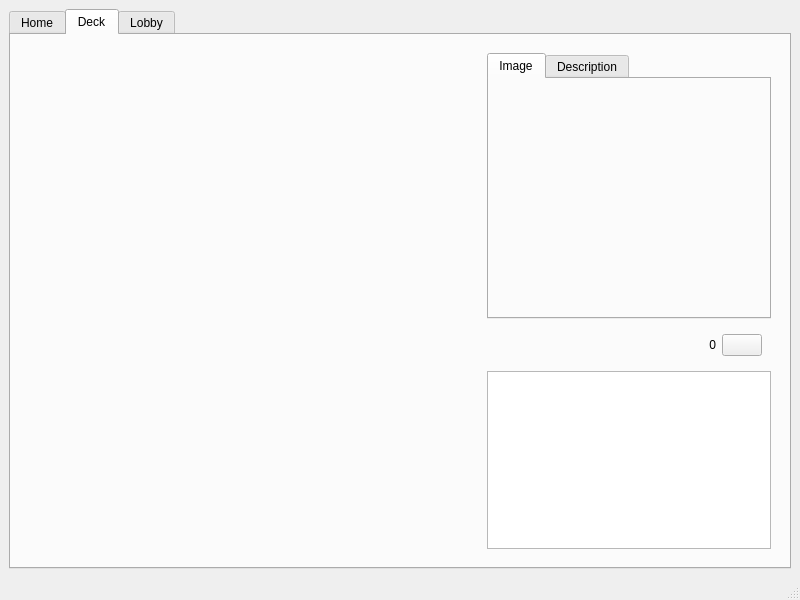
Qt form mainwindow.ui (MoatazHellal/Landspire) before a commit.
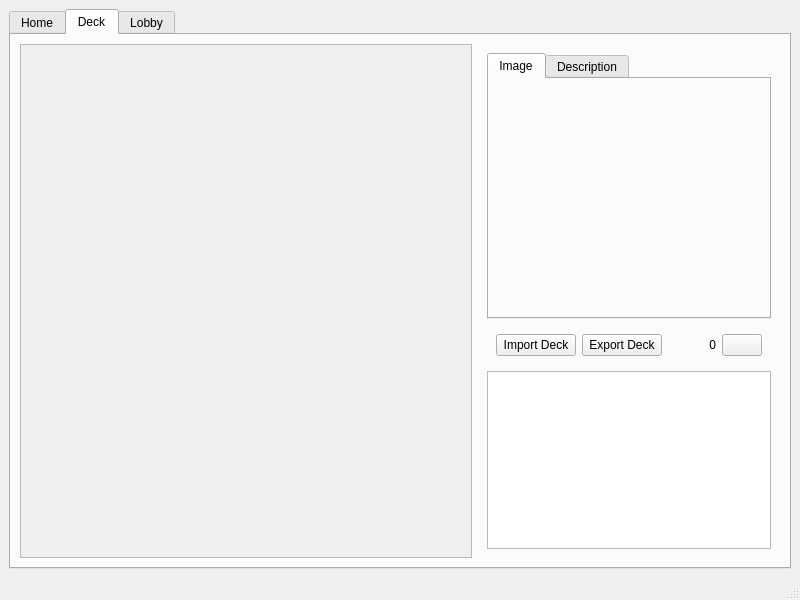
The same form after that commit. The open tabs and pages were chosen to show the change. Icons and pictures are not drawn.

Commit message: Added scroll bar to cards grid, Added deck export and import

```diff
--- a/mainwindow.ui
+++ b/mainwindow.ui
@@ -20,8 +20,8 @@
    <string>MainWindow</string>
   </property>
   <widget class="QWidget" name="centralwidget">
-   <layout class="QHBoxLayout" name="horizontalLayout_6">
-    <item>
+   <layout class="QGridLayout" name="gridLayout_2">
+    <item row="0" column="0">
      <widget class="QTabWidget" name="tabWidget">
       <property name="currentIndex">
        <number>2</number>
@@ -81,13 +81,35 @@
         <item>
          <layout class="QHBoxLayout" name="horizontalLayout_3" stretch="3,2">
           <item>
-           <widget class="QWidget" name="CardsGridContainer" native="true">
+           <widget class="QScrollArea" name="scrollArea">
+            <property name="sizeAdjustPolicy">
+             <enum>QAbstractScrollArea::SizeAdjustPolicy::AdjustToContents</enum>
+            </property>
+            <property name="widgetResizable">
+             <bool>true</bool>
+            </property>
+            <widget class="QWidget" name="scrollAreaWidgetContents">
+             <property name="geometry">
+              <rect>
+               <x>0</x>
+               <y>0</y>
+               <width>443</width>
+               <height>468</height>
+              </rect>
+             </property>
+             <property name="sizePolicy">
+              <sizepolicy hsizetype="Preferred" vsizetype="Preferred">
+               <horstretch>0</horstretch>
+               <verstretch>0</verstretch>
+              </sizepolicy>
+             </property>
             <layout class="QGridLayout" name="gridLayout_3">
              <item row="0" column="0">
               <layout class="QGridLayout" name="CardsGrid"/>
              </item>
             </layout>
            </widget>
+           </widget>
           </item>
           <item>
            <widget class="QWidget" name="RightPane" native="true">
@@ -149,6 +171,20 @@
                   </size>
                  </property>
                  <layout class="QHBoxLayout" name="horizontalLayout_7">
+                  <item>
+                   <widget class="QPushButton" name="ImportDeck">
+                    <property name="text">
+                     <string>Import Deck</string>
+                    </property>
+                   </widget>
+                  </item>
+                  <item>
+                   <widget class="QPushButton" name="ExportDeck">
+                    <property name="text">
+                     <string>Export Deck</string>
+                    </property>
+                   </widget>
+                  </item>
                   <item>
                    <widget class="QLabel" name="CardCount">
                     <property name="text">
```
Left out of the diff: 40 changed lines with no effect on the pictures. Lines whose indentation alone changed are shown as unchanged. The commit also changes 87 other files.
